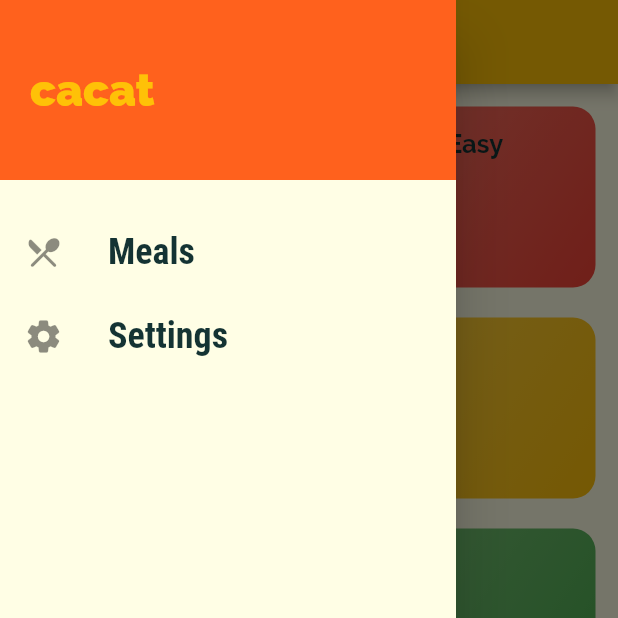
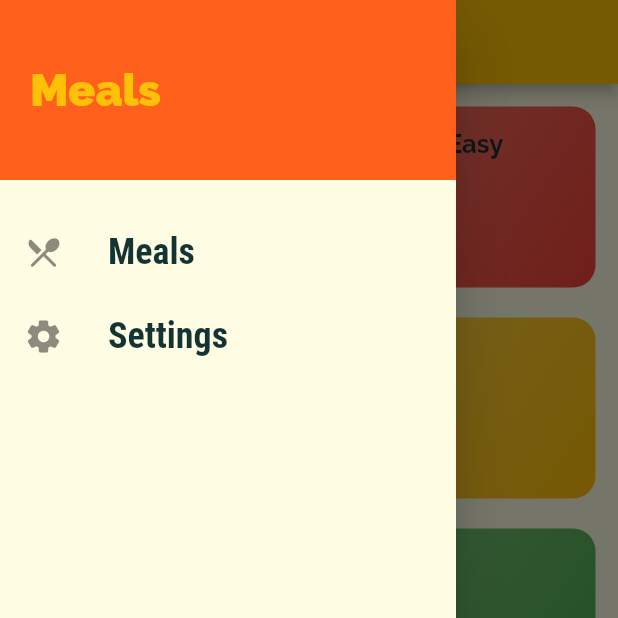
Before and after one commit to denosg/Meals-App-Flutter, a Flutter app: the screen it shows after launch, with the side drawer open, on a phone screen of 412 x 824 dp, the top half of it. Run offline on Flutter 3.47's test engine with Material 2 defaults, Android fonts, the phone set to English and light mode, and no system bars.

Commit message:
Some small details

```diff
--- a/meals_app/lib/widgets/main_drawer.dart
+++ b/meals_app/lib/widgets/main_drawer.dart
@@ -33,7 +33,7 @@ class MainDrawer extends StatelessWidget {
             alignment: Alignment.centerLeft,
             color: Theme.of(context).accentColor,
             child: Text(
-              'cacat',
+              'Meals',
               style: TextStyle(
                 fontWeight: FontWeight.w900,
                 fontSize: 30,
```
